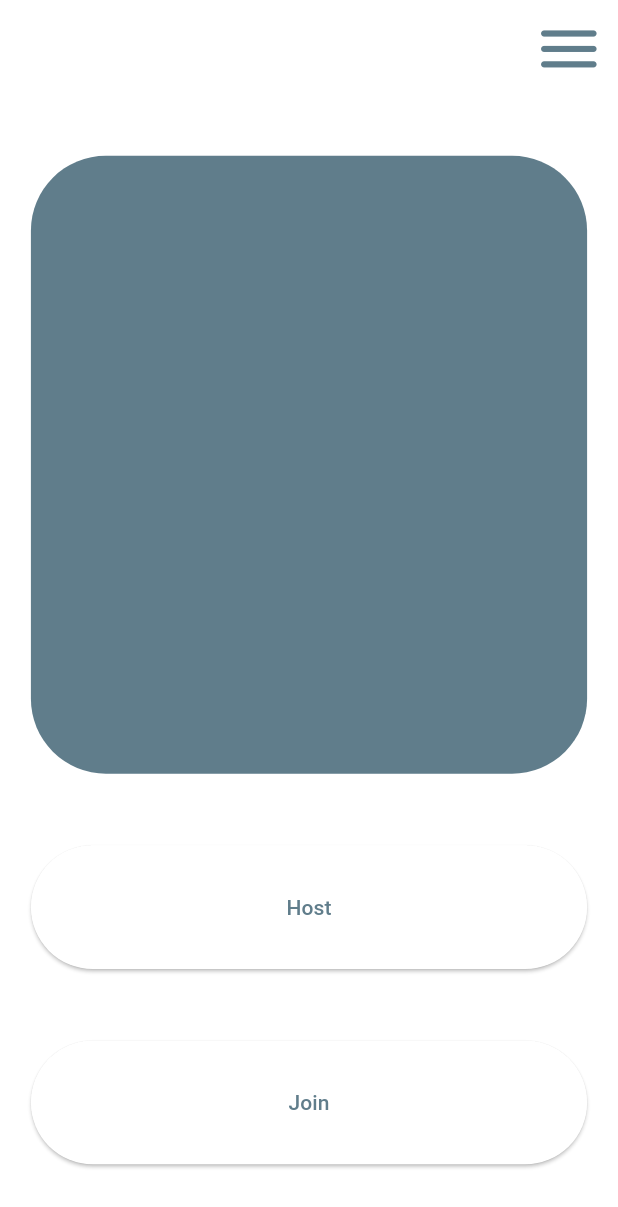
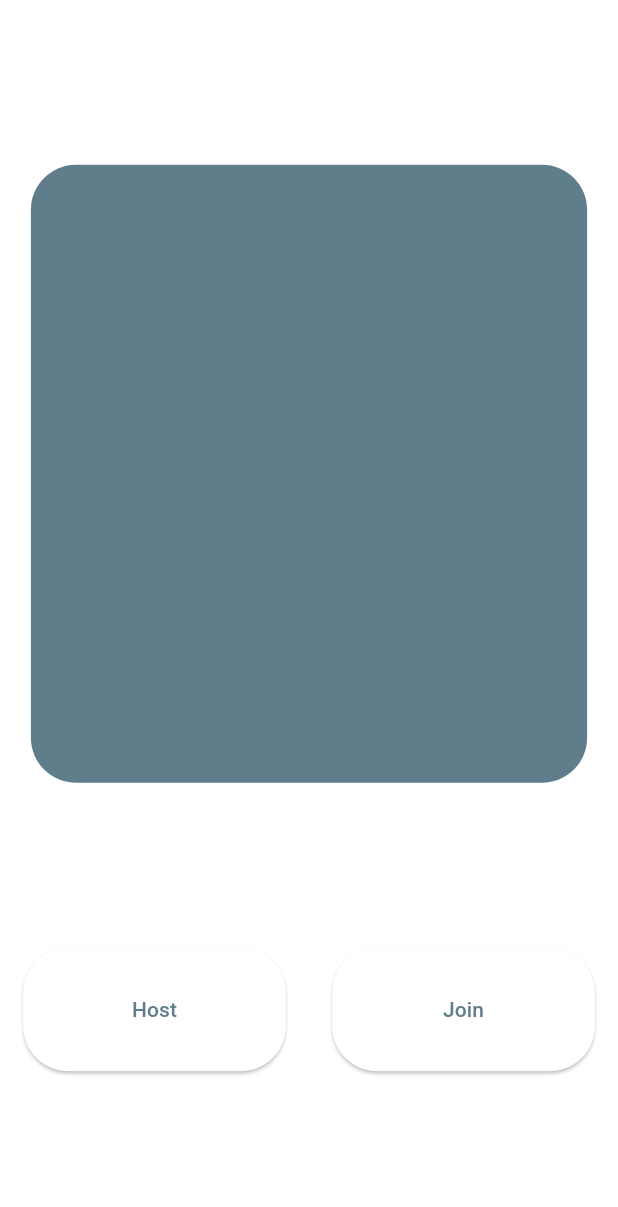
Before and after one commit to aldensprackling/app, a Flutter app: the screen it shows after launch, on a phone screen of 412 x 824 dp. Shown: the top 1207 px of the screen. Run offline on Flutter 3.47's test engine with Material 3 defaults, Android fonts, the phone set to English and light mode, and no system bars; our stand-ins replace firebase_auth, firebase_core; accounts and stored records are empty; network calls fail.

Commit message:
updated looks of homepage

```diff
--- a/lib/home_page.dart
+++ b/lib/home_page.dart
@@ -16,16 +16,10 @@ class _MyHomePageState extends State<MyHomePage> {
   @override
   Widget build(BuildContext context) {
     return Scaffold(
-      appBar: AppBar(
-        actions: const <Widget>[
-          MenuPopup(),
-        ],
-      ),
       body: Center(
         child: Column(
           mainAxisAlignment: MainAxisAlignment.spaceEvenly,
           children: <Widget>[
-
             // User widget
             GestureDetector(
               onTap: () {
@@ -36,14 +30,18 @@ class _MyHomePageState extends State<MyHomePage> {
                 height: MediaQuery.sizeOf(context).height * 0.50,
                 decoration: BoxDecoration(
                   color: Theme.of(context).primaryColor,
-                  borderRadius: BorderRadius.circular(50.0),
+                  borderRadius: BorderRadius.circular(30.0),
                 ),
               ),
             ),
 
+            // Buttons
+            Row(
+              mainAxisAlignment: MainAxisAlignment.spaceAround,
+              children: [
                 // Host button
                 SizedBox(
-              width: MediaQuery.sizeOf(context).width * 0.90,
+                  width: MediaQuery.sizeOf(context).width * 0.425,
                   height: MediaQuery.sizeOf(context).height * 0.10,
                   child: ElevatedButton(
                     onPressed: () {
@@ -54,7 +52,7 @@ class _MyHomePageState extends State<MyHomePage> {
                     },
                     style: ElevatedButton.styleFrom(
                       shape: RoundedRectangleBorder(
-                    borderRadius: BorderRadius.circular(50.0),
+                        borderRadius: BorderRadius.circular(30.0),
                       ),
                     ),
                     child: const Text("Host"),
@@ -63,7 +61,7 @@ class _MyHomePageState extends State<MyHomePage> {
 
                 // Join button
                 SizedBox(
-              width: MediaQuery.sizeOf(context).width * 0.90,
+                  width: MediaQuery.sizeOf(context).width * 0.425,
                   height: MediaQuery.sizeOf(context).height * 0.10,
                   child: ElevatedButton(
                     onPressed: () {
@@ -74,7 +72,7 @@ class _MyHomePageState extends State<MyHomePage> {
                     },
                     style: ElevatedButton.styleFrom(
                       shape: RoundedRectangleBorder(
-                    borderRadius: BorderRadius.circular(50.0),
+                        borderRadius: BorderRadius.circular(30.0),
                       ),
                     ),
                     child: const Text("Join"),
@@ -82,6 +80,8 @@ class _MyHomePageState extends State<MyHomePage> {
                 )
               ],
             ),
+          ],
+        ),
       ),
     );
   }
--- a/lib/host_page.dart
+++ b/lib/host_page.dart
@@ -26,7 +26,9 @@ class _HostPageState extends State<HostPage> {
   Widget build(BuildContext context) {
     return Scaffold(
       appBar: AppBar(
-        title: Text("Code: $_code"),
+        title: Text(
+          "Code: $_code"
+        ),
       ),
       body: const UserGrid(),
     );
```
Also changed, not shown: 1 other file. Lines whose indentation alone changed are shown as unchanged.
